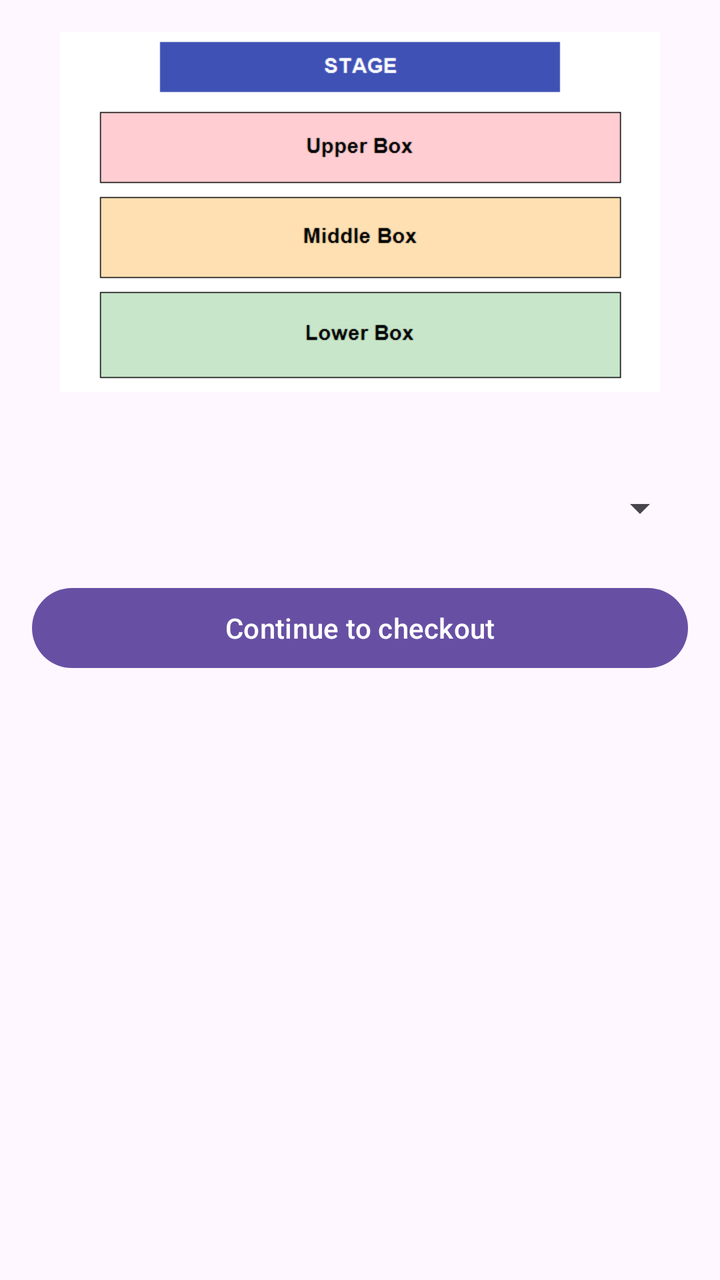
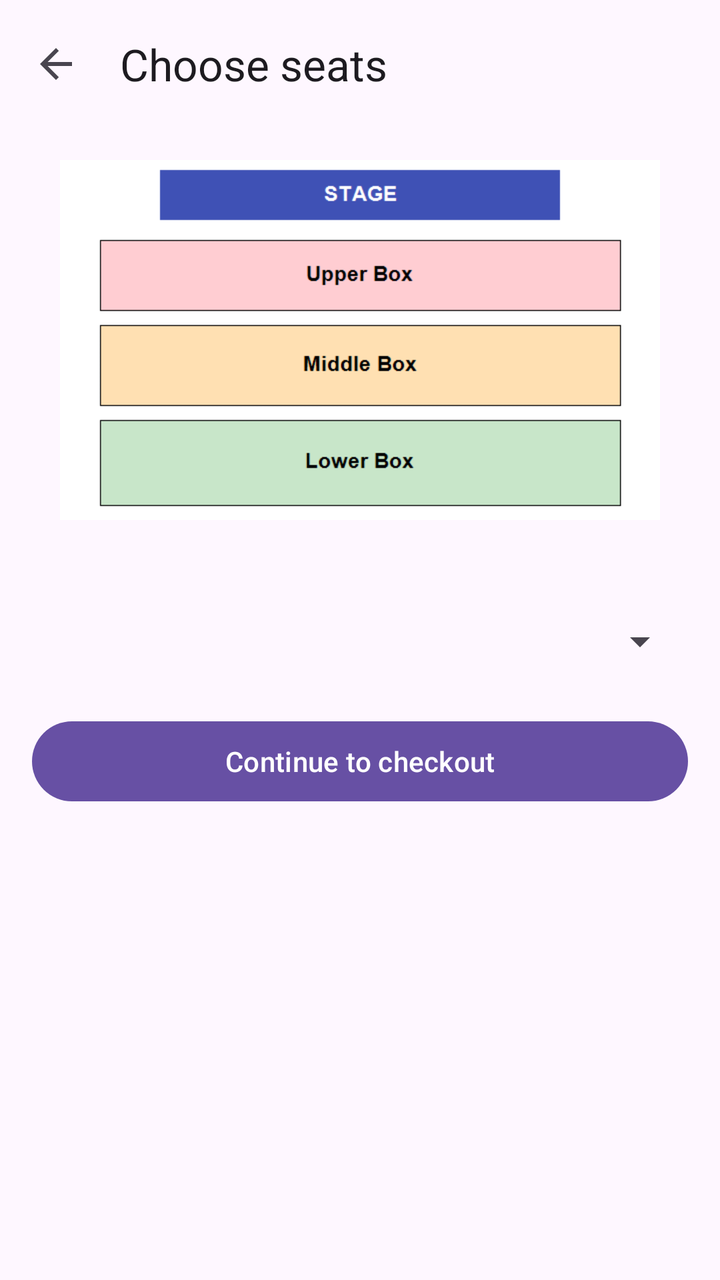

Before-and-after screenshots of an Android layout around one commit, followed by the original layout XML and the change that was made.
<!-- AndroidManifest.xml: application theme Theme.Ticketree -->
<!-- res/layout/activity_seat_select.xml -->
<?xml version="1.0" encoding="utf-8"?>
<ScrollView xmlns:android="http://schemas.android.com/apk/res/android"
    android:layout_width="match_parent"
    android:layout_height="match_parent"
    android:fitsSystemWindows="true">

    <LinearLayout
        android:layout_width="match_parent"
        android:layout_height="wrap_content"
        android:orientation="vertical"
        android:padding="16dp">

        <ImageView
            android:layout_width="match_parent"
            android:layout_height="180dp"
            android:contentDescription="Seat map"
            android:scaleType="fitCenter"
            android:src="@drawable/seat_map" />

        <com.google.android.material.textview.MaterialTextView
            android:id="@+id/tvInfo"
            android:layout_width="match_parent"
            android:layout_height="wrap_content"
            android:layout_marginTop="8dp"
            android:textStyle="bold" />

        <com.google.android.material.textview.MaterialTextView
            android:id="@+id/tvTimer"
            android:layout_width="match_parent"
            android:layout_height="wrap_content"
            android:textColor="#D32F2F" />

        <Spinner
            android:id="@+id/spBox"
            android:layout_width="match_parent"
            android:layout_height="wrap_content" />

        <GridLayout
            android:id="@+id/gridSeats"
            android:layout_width="match_parent"
            android:layout_height="wrap_content"
            android:layout_marginTop="8dp"
            android:columnCount="5" />

        <com.google.android.material.button.MaterialButton
            android:id="@+id/btnContinue"
            android:layout_width="match_parent"
            android:layout_height="wrap_content"
            android:layout_marginTop="16dp"
            android:text="Continue to checkout" />
    </LinearLayout>
</ScrollView>
<!-- resources referenced by this layout -->
<resources>
  <!-- drawable seat_map: png bitmap (drawable, 5564 bytes) -->
  <style name="Theme.Ticketree" parent="Base.Theme.Ticketree" />
  <style name="Base.Theme.Ticketree" parent="Theme.Material3.DayNight.NoActionBar">
          
          
      </style>
</resources>

<!-- the commit's change to res/layout/activity_seat_select.xml (unified diff, before → after) -->
@@ -1,8 +1,20 @@
 <?xml version="1.0" encoding="utf-8"?>
+<LinearLayout xmlns:android="http://schemas.android.com/apk/res/android"
+    xmlns:app="http://schemas.android.com/apk/res-auto"
+    android:layout_width="match_parent"
+    android:layout_height="match_parent"
+    android:fitsSystemWindows="true"
+    android:orientation="vertical">
+    <com.google.android.material.appbar.MaterialToolbar
+        android:id="@+id/toolbar"
+        android:layout_width="match_parent"
+        android:layout_height="?attr/actionBarSize"
+        app:navigationIcon="@drawable/ic_back"
+        app:title="Choose seats" />
 <ScrollView xmlns:android="http://schemas.android.com/apk/res/android"
     android:layout_width="match_parent"
-    android:layout_height="match_parent"
-    android:fitsSystemWindows="true">
+    android:layout_height="0dp"
+    android:layout_weight="1">
 
     <LinearLayout
         android:layout_width="match_parent"
@@ -18,17 +30,17 @@
             android:src="@drawable/seat_map" />
 
         <com.google.android.material.textview.MaterialTextView
+        android:textAppearance="?attr/textAppearanceTitleMedium"
             android:id="@+id/tvInfo"
             android:layout_width="match_parent"
             android:layout_height="wrap_content"
-            android:layout_marginTop="8dp"
-            android:textStyle="bold" />
+            android:layout_marginTop="8dp" />
 
         <com.google.android.material.textview.MaterialTextView
             android:id="@+id/tvTimer"
             android:layout_width="match_parent"
             android:layout_height="wrap_content"
-            android:textColor="#D32F2F" />
+            android:textColor="?attr/colorError" />
 
         <Spinner
             android:id="@+id/spBox"
@@ -50,3 +62,4 @@
             android:text="Continue to checkout" />
     </LinearLayout>
 </ScrollView>
+</LinearLayout>
<!-- resource entries referenced after the edit -->
@@ -1,5 +1,16 @@
 <!-- resources referenced by this layout -->
 <resources>
+  <!-- drawable ic_back (drawable) -->
+  <vector xmlns:android="http://schemas.android.com/apk/res/android"
+      android:width="24dp"
+      android:height="24dp"
+      android:tint="?attr/colorControlNormal"
+      android:viewportWidth="24"
+      android:viewportHeight="24">
+      <path
+          android:fillColor="@android:color/white"
+          android:pathData="M20,11H7.83l5.59,-5.59L12,4l-8,8 8,8 1.41,-1.41L7.83,13H20v-2z" />
+  </vector>
   <!-- drawable seat_map: png bitmap (drawable, 5564 bytes) -->
   <style name="Theme.Ticketree" parent="Base.Theme.Ticketree" />
   <style name="Base.Theme.Ticketree" parent="Theme.Material3.DayNight.NoActionBar">
